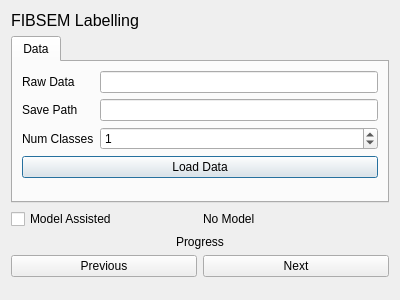
First picture: the form in fibsem/ui/qtdesigner_files/FibsemLabellingUI.ui, repository DeMarcoLab/fibsem, before the edit.
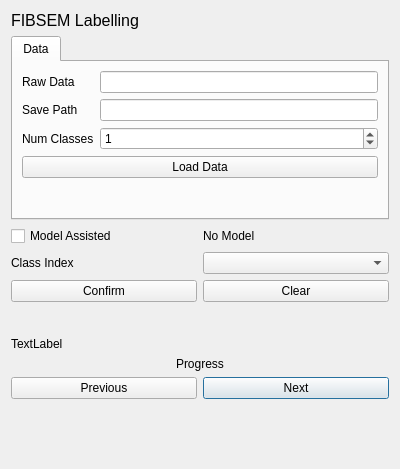
Second picture: the form after the edit.

Commit message: fibsem anything

```diff
--- a/fibsem/ui/qtdesigner_files/FibsemLabellingUI.ui
+++ b/fibsem/ui/qtdesigner_files/FibsemLabellingUI.ui
@@ -7,14 +7,117 @@
     <x>0</x>
     <y>0</y>
     <width>400</width>
-    <height>300</height>
+    <height>469</height>
    </rect>
   </property>
   <property name="windowTitle">
    <string>Dialog</string>
   </property>
   <layout class="QGridLayout" name="gridLayout">
-   <item row="9" column="0" colspan="2">
+   <item row="2" column="1">
+    <widget class="QLabel" name="label_model_info">
+     <property name="text">
+      <string>No Model</string>
+     </property>
+    </widget>
+   </item>
+   <item row="14" column="1">
+    <widget class="QPushButton" name="pushButton_next">
+     <property name="text">
+      <string>Next</string>
+     </property>
+    </widget>
+   </item>
+   <item row="3" column="1">
+    <widget class="QComboBox" name="comboBox_model_class_index"/>
+   </item>
+   <item row="10" column="0">
+    <spacer name="verticalSpacer_3">
+     <property name="orientation">
+      <enum>Qt::Vertical</enum>
+     </property>
+     <property name="sizeHint" stdset="0">
+      <size>
+       <width>20</width>
+       <height>40</height>
+      </size>
+     </property>
+    </spacer>
+   </item>
+   <item row="4" column="1">
+    <widget class="QPushButton" name="pushButton_model_clear">
+     <property name="text">
+      <string>Clear</string>
+     </property>
+    </widget>
+   </item>
+   <item row="0" column="0" colspan="2">
+    <widget class="QLabel" name="label_title">
+     <property name="font">
+      <font>
+       <pointsize>12</pointsize>
+      </font>
+     </property>
+     <property name="text">
+      <string>FIBSEM Labelling</string>
+     </property>
+    </widget>
+   </item>
+   <item row="16" column="0">
+    <spacer name="verticalSpacer_4">
+     <property name="orientation">
+      <enum>Qt::Vertical</enum>
+     </property>
+     <property name="sizeHint" stdset="0">
+      <size>
+       <width>20</width>
+       <height>40</height>
+      </size>
+     </property>
+    </spacer>
+   </item>
+   <item row="17" column="0" colspan="2">
+    <spacer name="verticalSpacer">
+     <property name="orientation">
+      <enum>Qt::Vertical</enum>
+     </property>
+     <property name="sizeHint" stdset="0">
+      <size>
+       <width>20</width>
+       <height>40</height>
+      </size>
+     </property>
+    </spacer>
+   </item>
+   <item row="14" column="0">
+    <widget class="QPushButton" name="pushButton_previous">
+     <property name="text">
+      <string>Previous</string>
+     </property>
+    </widget>
+   </item>
+   <item row="4" column="0">
+    <widget class="QPushButton" name="pushButton_model_confirm">
+     <property name="text">
+      <string>Confirm</string>
+     </property>
+    </widget>
+   </item>
+   <item row="2" column="0">
+    <widget class="QCheckBox" name="checkBox_model_assist">
+     <property name="text">
+      <string>Model Assisted</string>
+     </property>
+    </widget>
+   </item>
+   <item row="3" column="0">
+    <widget class="QLabel" name="label_model_class_index">
+     <property name="text">
+      <string>Class Index</string>
+     </property>
+    </widget>
+   </item>
+   <item row="12" column="0" colspan="2">
     <widget class="QLabel" name="label_progress">
      <property name="text">
       <string>Progress</string>
@@ -101,56 +204,10 @@
      </widget>
     </widget>
    </item>
-   <item row="0" column="0" colspan="2">
-    <widget class="QLabel" name="label_title">
-     <property name="font">
-      <font>
-       <pointsize>12</pointsize>
-      </font>
-     </property>
+   <item row="11" column="0" colspan="2">
+    <widget class="QLabel" name="label_instructions">
      <property name="text">
-      <string>FIBSEM Labelling</string>
-     </property>
-    </widget>
-   </item>
-   <item row="13" column="0" colspan="2">
-    <spacer name="verticalSpacer">
-     <property name="orientation">
-      <enum>Qt::Vertical</enum>
-     </property>
-     <property name="sizeHint" stdset="0">
-      <size>
-       <width>20</width>
-       <height>40</height>
-      </size>
-     </property>
-    </spacer>
-   </item>
-   <item row="11" column="1">
-    <widget class="QPushButton" name="pushButton_next">
-     <property name="text">
-      <string>Next</string>
-     </property>
-    </widget>
-   </item>
-   <item row="11" column="0">
-    <widget class="QPushButton" name="pushButton_previous">
-     <property name="text">
-      <string>Previous</string>
-     </property>
-    </widget>
-   </item>
-   <item row="2" column="0">
-    <widget class="QCheckBox" name="checkBox_model_assist">
-     <property name="text">
-      <string>Model Assisted</string>
-     </property>
-    </widget>
-   </item>
-   <item row="2" column="1">
-    <widget class="QLabel" name="label_model_info">
-     <property name="text">
-      <string>No Model</string>
+      <string>TextLabel</string>
      </property>
     </widget>
    </item>
```
The commit also changes 8 other files.
